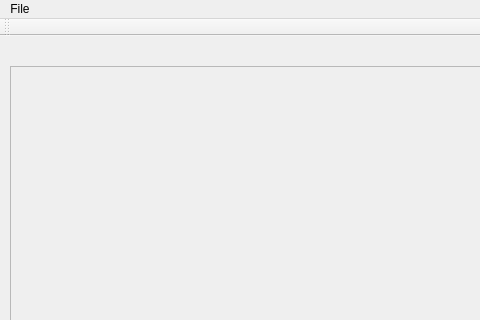
Qt form groundstation/mainwindow.ui (utat-uav/groundstation) before a commit; both pictures show x 0 to 480 and y 0 to 320 of the 683 by 433 pixel window.
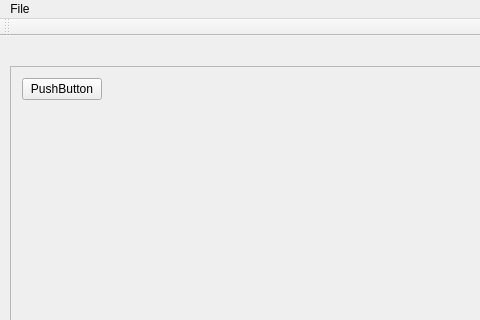
The same form after that commit.

```diff
--- a/groundstation/mainwindow.ui
+++ b/groundstation/mainwindow.ui
@@ -48,6 +48,13 @@
        <property name="sizeConstraint">
         <enum>QLayout::SetFixedSize</enum>
        </property>
+       <item row="0" column="0">
+        <widget class="QPushButton" name="pushButton">
+         <property name="text">
+          <string>PushButton</string>
+         </property>
+        </widget>
+       </item>
       </layout>
      </widget>
     </widget>
```
